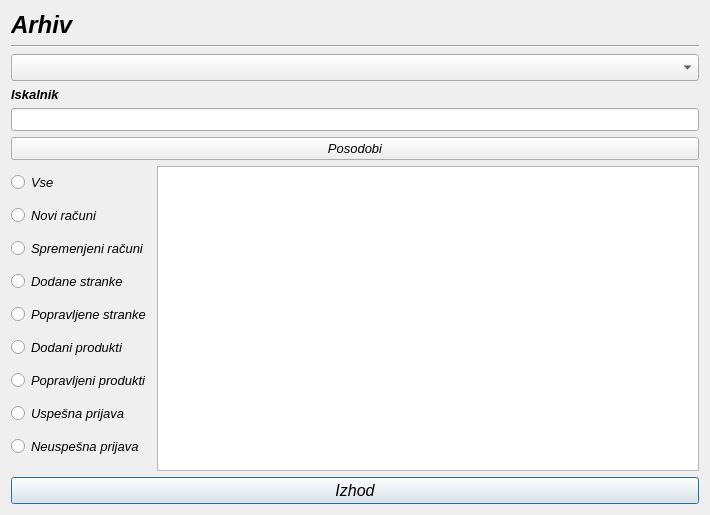
First picture: the form in arhiv.ui, repository MaxMaxy/racun, before the edit.
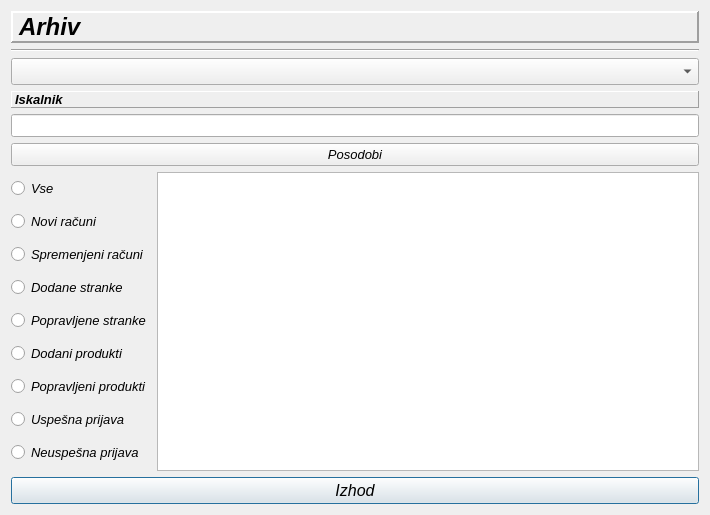
Second picture: the form after the edit.

Patch:
```diff
--- a/arhiv.ui
+++ b/arhiv.ui
@@ -32,6 +32,15 @@
        <bold>true</bold>
       </font>
      </property>
+     <property name="frameShape">
+      <enum>QFrame::Panel</enum>
+     </property>
+     <property name="frameShadow">
+      <enum>QFrame::Raised</enum>
+     </property>
+     <property name="lineWidth">
+      <number>2</number>
+     </property>
      <property name="text">
       <string>Arhiv</string>
      </property>
@@ -61,6 +70,12 @@
        <bold>true</bold>
       </font>
      </property>
+     <property name="frameShape">
+      <enum>QFrame::Panel</enum>
+     </property>
+     <property name="frameShadow">
+      <enum>QFrame::Raised</enum>
+     </property>
      <property name="text">
       <string>Iskalnik</string>
      </property>
```
